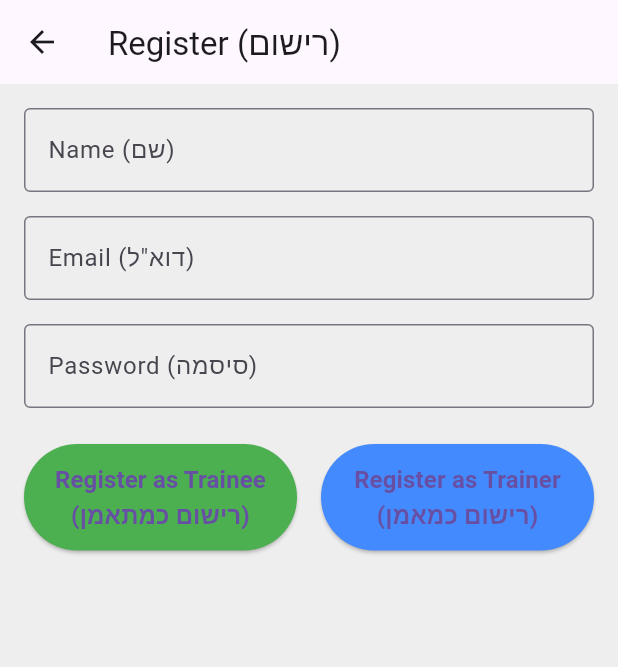
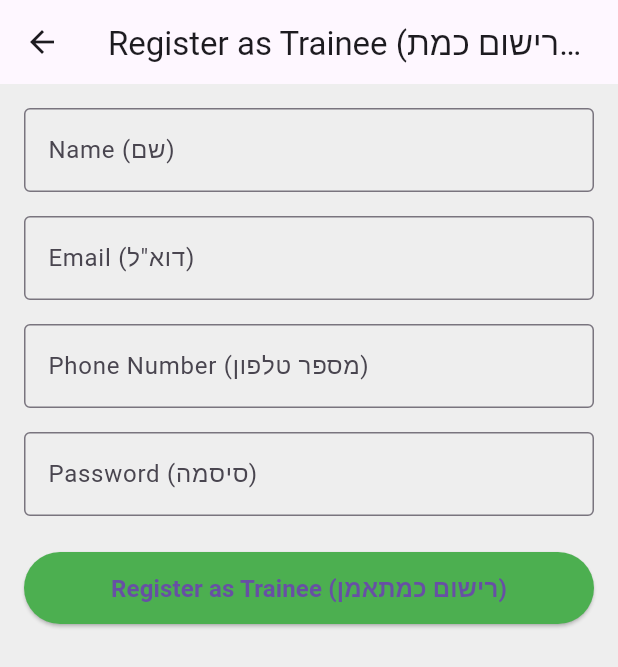
Before and after one commit to shifaaKh28/BodyAndMind, a Flutter app: the RegisterScreen screen opened directly, on a phone screen of 412 x 824 dp. Shown: the top 667 px of the screen. Run offline on Flutter 3.47's test engine with Material 3 defaults, Android fonts, the phone set to English and light mode, and no system bars; our stand-ins replace cloud_firestore, firebase_auth, firebase_core; accounts and stored records are empty; statements that could not run were skipped.

Commit message:
Update register.dart

```diff
--- a/lib/screens/trainee/register.dart
+++ b/lib/screens/trainee/register.dart
@@ -12,6 +12,7 @@ class _RegisterScreenState extends State<RegisterScreen> {
   final _formKey = GlobalKey<FormState>();
   final TextEditingController _nameController = TextEditingController();
   final TextEditingController _emailController = TextEditingController();
+  final TextEditingController _phoneController = TextEditingController(); // Added Phone Controller
   final TextEditingController _passwordController = TextEditingController();
   bool _isLoading = false;
 
@@ -30,18 +31,15 @@ class _RegisterScreenState extends State<RegisterScreen> {
         password: _passwordController.text.trim(),
       );
 
-      // Update user's display name to indicate their role (trainer or trainee)
-      String role = isTrainer ? 'trainer' : 'trainee';
-      await userCredential.user!.updateProfile(displayName: role);
-
       // Save user details to Firestore
-      String collection = isTrainer ? 'trainers' : 'trainees';
-      await FirebaseFirestore.instance.collection(collection).doc(userCredential.user!.uid).set({
+      await FirebaseFirestore.instance.collection('trainees').doc(userCredential.user!.uid).set({
         'email': _emailController.text.trim(),
         'name': _nameController.text.trim(),
-        'role': role,
+        'phone': _phoneController.text.trim(), // Save phone number
+        'role': 'trainee',
       });
 
+      // Notify user of successful registration
       ScaffoldMessenger.of(context).showSnackBar(
         SnackBar(content: Text('Registration Successful!')),
       );
@@ -54,14 +52,14 @@ class _RegisterScreenState extends State<RegisterScreen> {
         ),
       );
     } on FirebaseAuthException catch (e) {
-      // Handle registration errors
+      // Handle Firebase Authentication errors
       ScaffoldMessenger.of(context).showSnackBar(
         SnackBar(content: Text('Error: ${e.message}')),
       );
     } catch (e) {
-      // Handle any other errors
+      // Handle unexpected errors
       ScaffoldMessenger.of(context).showSnackBar(
-        SnackBar(content: Text('Error: ${e.toString()}')),
+        SnackBar(content: Text('An unexpected error occurred: ${e.toString()}')),
       );
     } finally {
       setState(() {
@@ -70,18 +68,18 @@ class _RegisterScreenState extends State<RegisterScreen> {
     }
   }
 
-
   @override
   Widget build(BuildContext context) {
     return Scaffold(
       appBar: AppBar(
-        title: Text('Register (רישום)'),
+        title: Text('Register as Trainee (רישום כמתאמן)'),
       ),
       body: Padding(
         padding: const EdgeInsets.all(16.0),
         child: Form(
           key: _formKey,
           child: Column(
+            crossAxisAlignment: CrossAxisAlignment.stretch,
             children: [
               TextFormField(
                 controller: _nameController,
@@ -115,6 +113,24 @@ class _RegisterScreenState extends State<RegisterScreen> {
               ),
               SizedBox(height: 16),
               TextFormField(
+                controller: _phoneController, // Phone Number Field
+                decoration: InputDecoration(
+                  labelText: 'Phone Number (מספר טלפון)',
+                  border: OutlineInputBorder(),
+                ),
+                keyboardType: TextInputType.phone,
+                validator: (value) {
+                  if (value == null || value.isEmpty) {
+                    return 'Please enter your phone number';
+                  }
+                  if (!RegExp(r'^\d{10,15}$').hasMatch(value)) {
+                    return 'Please enter a valid phone number';
+                  }
+                  return null;
+                },
+              ),
+              SizedBox(height: 16),
+              TextFormField(
                 controller: _passwordController,
                 decoration: InputDecoration(
                   labelText: 'Password (סיסמה)',
@@ -129,12 +145,7 @@ class _RegisterScreenState extends State<RegisterScreen> {
                 },
               ),
               SizedBox(height: 24),
-              Row(
-                mainAxisAlignment: MainAxisAlignment.spaceEvenly,
-                children: [
-                  // Register as Trainee Button
-                  Expanded(
-                    child: ElevatedButton(
+              ElevatedButton(
                 onPressed: _isLoading
                     ? null
                     : () => _registerUser(isTrainer: false),
@@ -145,35 +156,10 @@ class _RegisterScreenState extends State<RegisterScreen> {
                 child: _isLoading
                     ? CircularProgressIndicator(color: Colors.white)
                     : Text(
-                              'Register as Trainee\n(רישום כמתאמן)', // Add a line break
-                              textAlign: TextAlign.center,
-                              style: TextStyle(
-                                  fontSize: 16, fontWeight: FontWeight.bold),
+                  'Register as Trainee (רישום כמתאמן)',
+                  style:
+                  TextStyle(fontSize: 16, fontWeight: FontWeight.bold),
                 ),
-                    ),
-                  ),
-                  SizedBox(width: 16), // Add spacing between buttons
-                  // Register as Trainer Button
-                  Expanded(
-                    child: ElevatedButton(
-                      onPressed: _isLoading
-                          ? null
-                          : () => _registerUser(isTrainer: true),
-                      style: ElevatedButton.styleFrom(
-                        backgroundColor: Colors.blueAccent,
-                        padding: EdgeInsets.symmetric(vertical: 12),
-                      ),
-                      child: _isLoading
-                          ? CircularProgressIndicator(color: Colors.white)
-                          : Text(
-                              'Register as Trainer\n(רישום כמאמן)', // Add a line break
-                              textAlign: TextAlign.center,
-                              style: TextStyle(
-                                  fontSize: 16, fontWeight: FontWeight.bold),
-                            ),
-                    ),
-                  ),
-                ],
               ),
             ],
           ),
```
Lines whose indentation alone changed are shown as unchanged.
